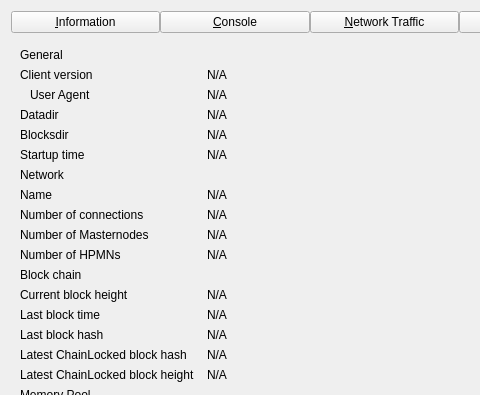
The window that src/qt/forms/debugwindow.ui (dashpay/dash) describes before a commit, drawn with Qt 5; both pictures show x 0 to 480 and y 0 to 395 of the 769 by 485 pixel window.
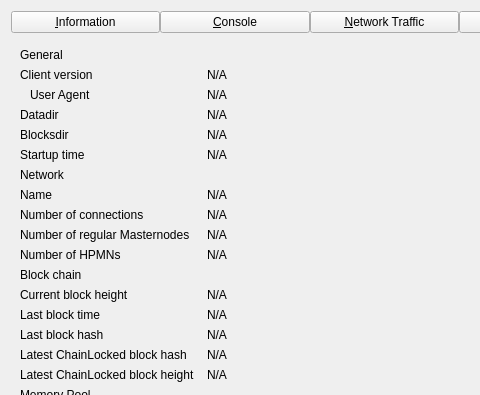
The same window after the commit. Custom widgets are drawn as their Qt base class.

Commit message: updated label to regular masternodes

What changed in the file:
```diff
--- a/src/qt/forms/debugwindow.ui
+++ b/src/qt/forms/debugwindow.ui
@@ -283,7 +283,7 @@
        <item row="9" column="0">
         <widget class="QLabel" name="masternodeCountLabel">
          <property name="text">
-          <string>Number of Masternodes</string>
+          <string>Number of regular Masternodes</string>
          </property>
         </widget>
        </item>
```
